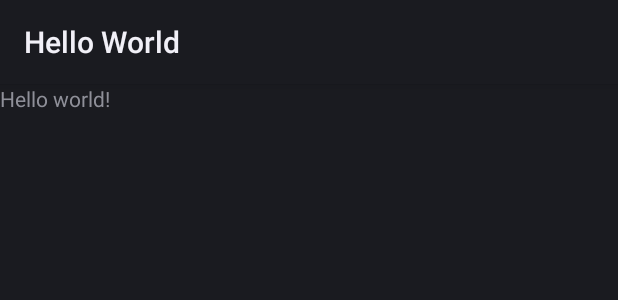
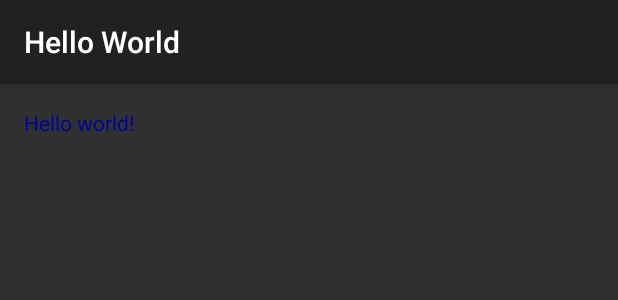
Before and after one commit to ahipp/Android-Learning, an Android app: the layout activity_main.xml on its own in the app's theme, with its tools: preview values and no code run, on a phone screen of 412 x 824 dp. Shown: the top 300 px of the screen. Run offline under Robolectric (Android 15) with nearby library versions, the phone set to English and light mode, and no system bars.

Commit message:
Finished pluralsight tutorial

```diff
--- a/app/build.gradle
+++ b/app/build.gradle
@@ -1,12 +1,15 @@
 apply plugin: 'com.android.application'
 
+dependencies {
+  compile 'com.google.android.gms:play-services-appindexing:8.1.0'
+}
 android {
   compileSdkVersion 23
   buildToolsVersion "23.0.3"
 
   defaultConfig {
     applicationId "com.sqisland.android.hello"
-    minSdkVersion 1
+    minSdkVersion 9
     targetSdkVersion 23
     versionCode 1
     versionName "1.0.0"
--- a/app/src/main/AndroidManifest.xml
+++ b/app/src/main/AndroidManifest.xml
@@ -3,7 +3,8 @@
     package="com.sqisland.android.hello">
   <application
       android:label="@string/app_name"
-      android:icon="@mipmap/ic_launcher">
+      android:icon="@mipmap/ic_launcher"
+      android:theme="@style/AppTheme">
     <activity
         android:name=".MainActivity"
         android:label="@string/app_name">
--- a/app/src/main/res/layout/activity_main.xml
+++ b/app/src/main/res/layout/activity_main.xml
@@ -1,7 +1,12 @@
 <TextView
     xmlns:android="http://schemas.android.com/apk/res/android"
     xmlns:tools="http://schemas.android.com/tools"
+    android:id="@+id/greeting"
+    android:text="@string/hello_world"
     android:layout_width="match_parent"
     android:layout_height="match_parent"
-    android:text="@string/hello_world"
+    android:layout_marginTop="@dimen/activity_vertical_margin"
+    android:layout_marginBottom="@dimen/activity_vertical_margin"
+    android:layout_marginLeft="@dimen/activity_horizontal_margin"
+    android:layout_marginRight="@dimen/activity_horizontal_margin"
     tools:context=".MainActivity"/>
--- /dev/null
+++ b/app/src/main/res/menu/activity_main.xml
@@ -0,0 +1,5 @@
+<?xml version="1.0" encoding="utf-8"?>
+<menu xmlns:android="http://schemas.android.com/apk/res/android">
+    <item android:id="@+id/action_bye"
+        android:title="@string/say_bye"></item>
+</menu>
--- /dev/null
+++ b/app/src/main/res/values-v14/styles.xml
@@ -0,0 +1,6 @@
+<?xml version="1.0" encoding="utf-8" ?>
+<resources>
+    <style name="AppBaseTheme" parent="android:Theme.Holo">
+
+    </style>
+</resources>
--- /dev/null
+++ b/app/src/main/res/values-v21/styles.xml
@@ -0,0 +1,6 @@
+<?xml version="1.0" encoding="utf-8" ?>
+<resources>
+    <style name="AppBaseTheme" parent="android:Theme.Material">
+
+    </style>
+</resources>
--- /dev/null
+++ b/app/src/main/res/values-w820dp/dimens.xml
@@ -0,0 +1,5 @@
+<?xml version="1.0" encoding="utf-8"?>
+<resources>
+    <dimen name="activity_horizontal_margin">64dp</dimen>
+    <dimen name="activity_vertical_margin">16dp</dimen>
+</resources>
--- /dev/null
+++ b/app/src/main/res/values/dimens.xml
@@ -0,0 +1,5 @@
+<?xml version="1.0" encoding="utf-8"?>
+<resources>
+    <dimen name="activity_horizontal_margin">16dp</dimen>
+    <dimen name="activity_vertical_margin">16dp</dimen>
+</resources>
--- a/app/src/main/res/values/strings.xml
+++ b/app/src/main/res/values/strings.xml
@@ -1,4 +1,6 @@
 <resources>
   <string name="app_name">Hello World</string>
   <string name="hello_world">Hello world!</string>
+  <string name="say_bye">Say bye!</string>
+  <string name="bye">Goodbye!</string>
 </resources>
--- /dev/null
+++ b/app/src/main/res/values/styles.xml
@@ -0,0 +1,8 @@
+<?xml version="1.0" encoding="utf-8" ?>
+<resources>
+    <style name="AppBaseTheme" parent="android:Theme">
+    </style>
+    <style name="AppTheme" parent="AppBaseTheme">
+        <item name="android:textColor">#0000a4</item>
+    </style>
+</resources>
```
Also changed, not shown: app/src/main/java/com/sqisland/android/hello/MainActivity.java (+74 -0 lines).
